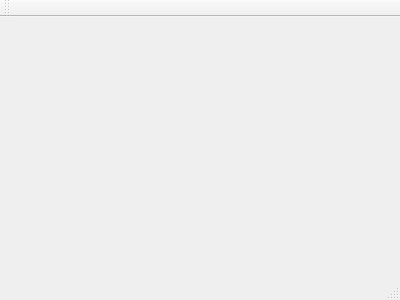
Above: mainwindow.ui from kncrabtree/blackchirp before the change. Below: the same form after it.
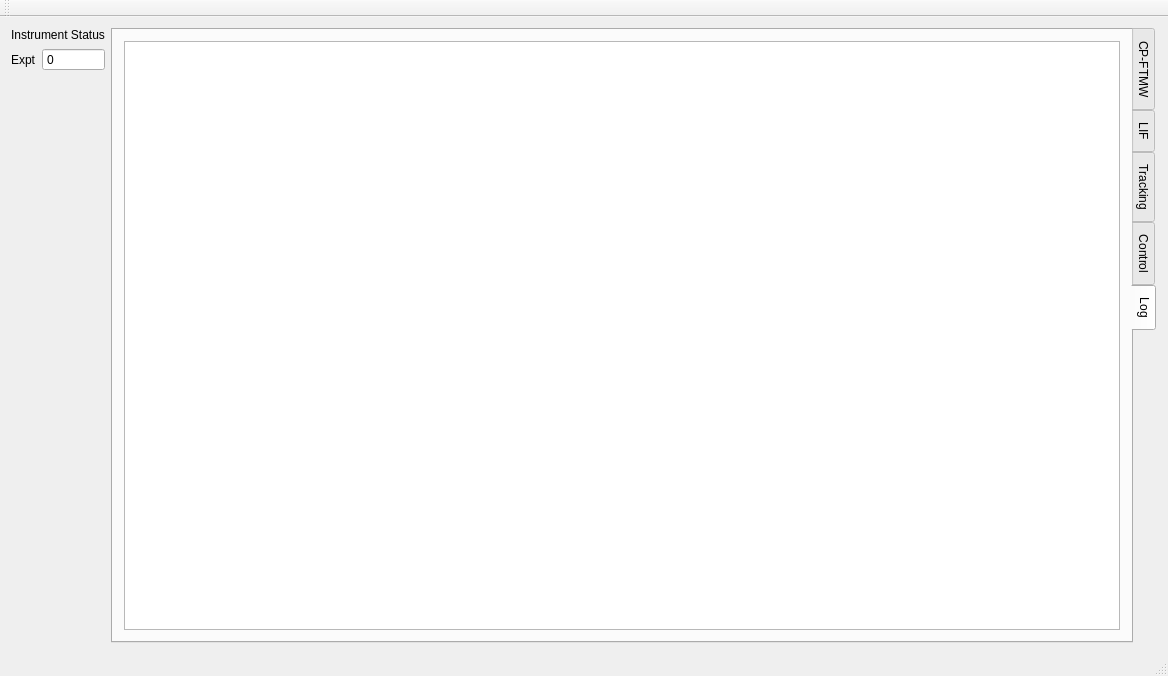
That is the form after the change. The open tabs and pages were chosen to show the change.

Commit message: Added core UI elements

```diff
--- a/mainwindow.ui
+++ b/mainwindow.ui
@@ -1,24 +1,127 @@
 <ui version="4.0">
  <class>MainWindow</class>
- <widget class="QMainWindow" name="MainWindow" >
-  <property name="geometry" >
+ <widget class="QMainWindow" name="MainWindow">
+  <property name="geometry">
    <rect>
     <x>0</x>
     <y>0</y>
-    <width>400</width>
-    <height>300</height>
+    <width>1168</width>
+    <height>676</height>
    </rect>
   </property>
   <property name="windowTitle" >
    <string>MainWindow</string>
   </property>
-  <widget class="QMenuBar" name="menuBar" />
-  <widget class="QToolBar" name="mainToolBar" />
-  <widget class="QWidget" name="centralWidget" />
-  <widget class="QStatusBar" name="statusBar" />
+  <widget class="QWidget" name="centralWidget">
+   <layout class="QHBoxLayout" name="horizontalLayout" stretch="0,1">
+    <item>
+     <layout class="QVBoxLayout" name="verticalLayout" stretch="0,1">
+      <item>
+       <widget class="QLabel" name="label">
+        <property name="text">
+         <string>Instrument Status</string>
+        </property>
+        <property name="alignment">
+         <set>Qt::AlignCenter</set>
+        </property>
+       </widget>
+      </item>
+      <item>
+       <layout class="QFormLayout" name="formLayout">
+        <item row="0" column="0">
+         <widget class="QLabel" name="exptLabel">
+          <property name="text">
+           <string>Expt</string>
+          </property>
+         </widget>
+        </item>
+        <item row="0" column="1">
+         <widget class="QSpinBox" name="exptSpinBox">
+          <property name="readOnly">
+           <bool>true</bool>
+          </property>
+          <property name="buttonSymbols">
+           <enum>QAbstractSpinBox::NoButtons</enum>
+          </property>
+          <property name="maximum">
+           <number>2147483647</number>
+          </property>
+         </widget>
+        </item>
+       </layout>
+      </item>
+     </layout>
+    </item>
+    <item>
+     <widget class="QTabWidget" name="tabWidget">
+      <property name="tabPosition">
+       <enum>QTabWidget::East</enum>
+      </property>
+      <property name="currentIndex">
+       <number>0</number>
+      </property>
+      <widget class="QWidget" name="ftmwTab">
+       <attribute name="title">
+        <string>CP-FTMW</string>
+       </attribute>
+      </widget>
+      <widget class="QWidget" name="lifTab">
+       <attribute name="title">
+        <string>LIF</string>
+       </attribute>
+      </widget>
+      <widget class="QWidget" name="trackingTab">
+       <attribute name="title">
+        <string>Tracking</string>
+       </attribute>
+      </widget>
+      <widget class="QWidget" name="controlTab">
+       <attribute name="title">
+        <string>Control</string>
+       </attribute>
+      </widget>
+      <widget class="QWidget" name="logTab">
+       <attribute name="title">
+        <string>Log</string>
+       </attribute>
+       <layout class="QVBoxLayout" name="verticalLayout_2">
+        <item>
+         <widget class="QTextEdit" name="log">
+          <property name="undoRedoEnabled">
+           <bool>false</bool>
+          </property>
+          <property name="readOnly">
+           <bool>true</bool>
+          </property>
+         </widget>
+        </item>
+       </layout>
+      </widget>
+     </widget>
+    </item>
+   </layout>
+  </widget>
+  <widget class="QMenuBar" name="menuBar">
+   <property name="geometry">
+    <rect>
+     <x>0</x>
+     <y>0</y>
+     <width>1168</width>
+     <height>18</height>
+    </rect>
+   </property>
+  </widget>
+  <widget class="QToolBar" name="mainToolBar">
+   <attribute name="toolBarArea">
+    <enum>TopToolBarArea</enum>
+   </attribute>
+   <attribute name="toolBarBreak">
+    <bool>false</bool>
+   </attribute>
+  </widget>
+  <widget class="QStatusBar" name="statusBar"/>
  </widget>
- <layoutDefault spacing="6" margin="11" />
- <pixmapfunction></pixmapfunction>
+ <layoutdefault spacing="6" margin="11"/>
  <resources/>
  <connections/>
 </ui>
```
Left out of the diff: 5 changed lines with no effect on the pictures.
